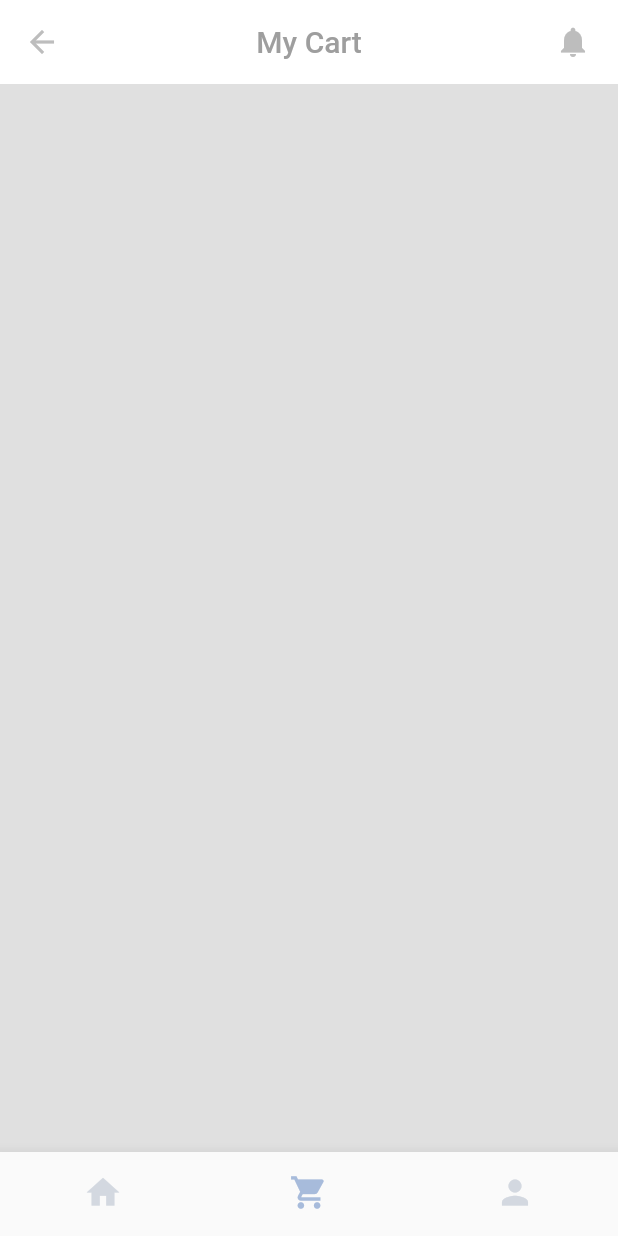
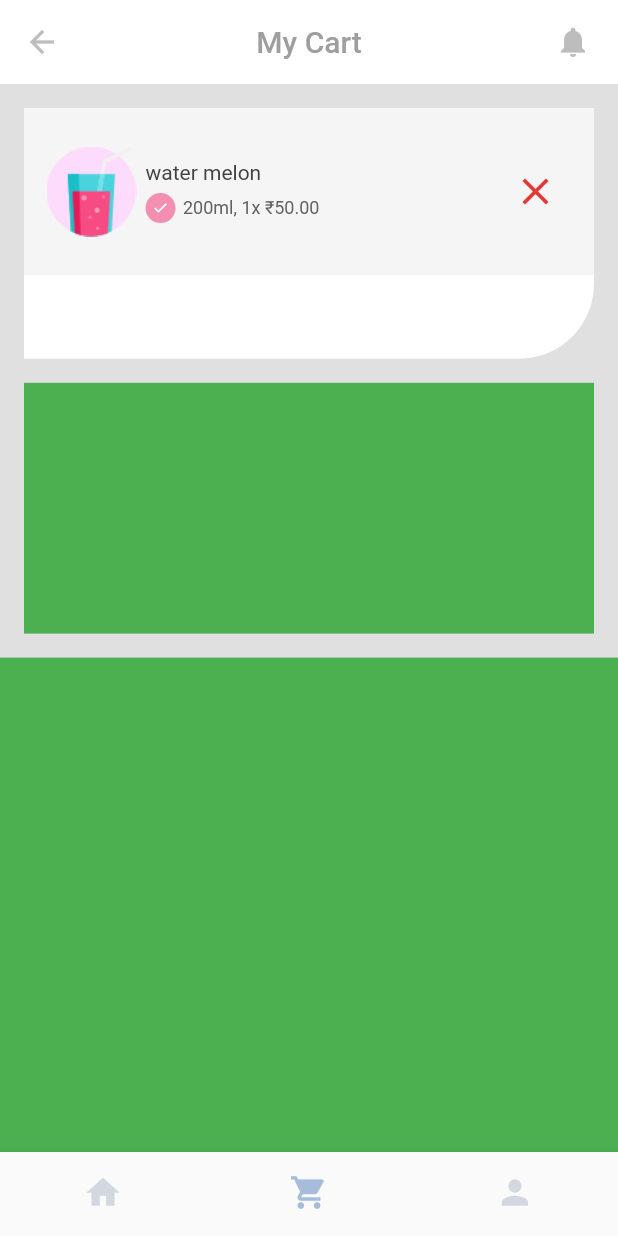
Before and after one commit to irisktaker/restaurant_app, a Flutter app: the screen it shows after launch, item 2 of the bottom bar chosen, on a phone screen of 412 x 824 dp. Run offline on Flutter 3.47's test engine with Material 2 defaults, Android fonts, the phone set to English and light mode, and no system bars.

Commit message:
restaurant_app

```diff
--- a/lib/screens/home_screen_data/selected_index_screen.dart
+++ b/lib/screens/home_screen_data/selected_index_screen.dart
@@ -55,13 +55,16 @@ class HomePage extends StatelessWidget {
   Widget build(BuildContext context) {
     return Scaffold(
       appBar: appBar(context, title: 'Jusbar'),
-      body: SingleChildScrollView(
-        child: Padding(
+      body: Padding(
         padding: const EdgeInsets.only(top: 20, right: 16, left: 16),
-          child: Column(
+        child: ListView(
+          shrinkWrap: true,
           children: [
-              Row(
-                mainAxisAlignment: MainAxisAlignment.spaceBetween,
+            SingleChildScrollView(
+              scrollDirection: Axis.horizontal,
+              physics: const BouncingScrollPhysics(),
+              child: Row(
+                mainAxisAlignment: MainAxisAlignment.spaceAround,
                 textBaseline: TextBaseline.alphabetic,
                 children: [
                   topTabTitles(title: 'smoothies'),
@@ -69,6 +72,7 @@ class HomePage extends StatelessWidget {
                   topTabTitles(title: 'icemix', color: Colors.grey),
                   topTabTitles(title: 'mix', color: Colors.grey),
                 ],
+              ),
             ),
             const SizedBox(height: 2),
             Container(
@@ -88,11 +92,10 @@ class HomePage extends StatelessWidget {
                 productPrice: homeBarItems.smoothiesList[index].productPrice,
                 bgColors: homeBarItems.smoothiesList[index].bgColors,
                 productImage: homeBarItems.smoothiesList[index].productImage,
-                  onTap: homeBarItems.smoothiesList[index].onTap,
+                // onTap: homeBarItems.smoothiesList[index].onTap,
               ),
             ),
           ],
-          ),
         ),
       ),
     );
@@ -103,7 +106,7 @@ class HomePage extends StatelessWidget {
   Column buildProductsList({
     String? productName,
     String? productPrice,
-    required List<Color> bgColors,
+    List<Color>? bgColors,
     String? productImage,
     void Function()? onTap,
   }) {
@@ -119,7 +122,7 @@ class HomePage extends StatelessWidget {
                   height: 75,
                   decoration: BoxDecoration(
                     gradient: LinearGradient(
-                      colors: bgColors,
+                      colors: bgColors!,
                     ),
                     borderRadius: BorderRadius.circular(37.5),
                   ),
@@ -184,7 +187,8 @@ class HomePage extends StatelessWidget {
               fontSize: 16,
             ),
           ),
-        )
+        ),
+        const SizedBox(width: 75),
       ],
     );
   }
@@ -199,6 +203,7 @@ class MyCart extends StatelessWidget {
 
   @override
   Widget build(BuildContext context) {
+    Size size = MediaQuery.of(context).size;
     return Scaffold(
       backgroundColor: Colors.grey.shade300,
       appBar: appBar(
@@ -210,6 +215,111 @@ class MyCart extends StatelessWidget {
           color: Colors.grey.shade400,
         ),
       ),
+      body: Column(
+        children: [
+          const SizedBox(height: 16),
+          Expanded(
+            child: Container(
+              width: size.width,
+              margin: const EdgeInsets.symmetric(horizontal: 16),
+              decoration: const BoxDecoration(
+                color: Colors.white,
+                borderRadius: BorderRadius.only(
+                  topLeft: Radius.circular(50),
+                  bottomRight: Radius.circular(50),
+                ),
+              ),
+              child: Column(
+                children: [
+                  Expanded(
+                    flex: 2,
+                    child: Container(
+                      decoration: BoxDecoration(
+                        color: Colors.grey.shade100,
+                      ),
+                      child: Row(
+                        mainAxisAlignment: MainAxisAlignment.spaceBetween,
+                        children: [
+                          Expanded(flex: 1, child: Container()),
+                          Image.asset(
+                            'assets/images/Group 2137.png',
+                            width: 60,
+                            height: 60,
+                          ),
+                          const SizedBox(width: 6),
+                          Column(
+                            mainAxisAlignment: MainAxisAlignment.center,
+                            crossAxisAlignment: CrossAxisAlignment.start,
+                            children: [
+                              Text(
+                                'water melon',
+                                style: TextStyle(
+                                  color: Colors.grey.shade800,
+                                ),
+                              ),
+                              const SizedBox(height: 6),
+                              Row(
+                                mainAxisAlignment: MainAxisAlignment.start,
+                                children: [
+                                  CircleAvatar(
+                                    backgroundColor: Colors.pink.shade200,
+                                    radius: 10,
+                                    child: const Icon(
+                                      Icons.done,
+                                      size: 11,
+                                      color: Colors.white,
+                                    ),
+                                  ),
+                                  const SizedBox(width: 5),
+                                  Text(
+                                    '200ml, 1x ₹50.00',
+                                    style: TextStyle(
+                                      fontSize: 12,
+                                      color: Colors.grey.shade700,
+                                    ),
+                                  ),
+                                ],
+                              ),
+                            ],
+                          ),
+                          Expanded(flex: 8, child: Container()),
+                          IconButton(
+                            onPressed: () {},
+                            icon: Icon(
+                              Icons.clear,
+                              color: Colors.red.shade600,
+                              size: 30,
+                            ),
+                          ),
+                          Expanded(flex: 1, child: Container()),
+                        ],
+                      ),
+                    ),
+                  ),
+                  Expanded(
+                    flex: 1,
+                    child: Container(),
+                  ),
+                ],
+              ),
+            ),
+          ),
+          const SizedBox(height: 16),
+          Expanded(
+            child: Container(
+              width: size.width,
+              margin: const EdgeInsets.symmetric(horizontal: 16),
+              color: Colors.green,
+            ),
+          ),
+          const SizedBox(height: 16),
+          Container(
+            width: size.width,
+            height: size.height * 0.40,
+            color: Colors.green,
+          ),
+        ],
+      ),
     );
   }
 }
```
Also changed, not shown: lib/screens/home_screen_data/home_screen_data.dart (+17 -16 lines). Lines whose indentation alone changed are shown as unchanged.
